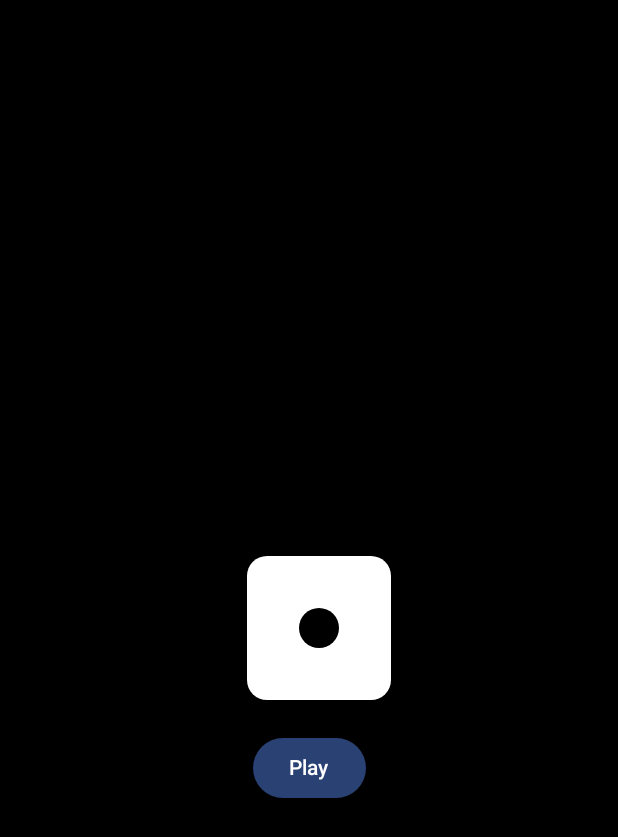
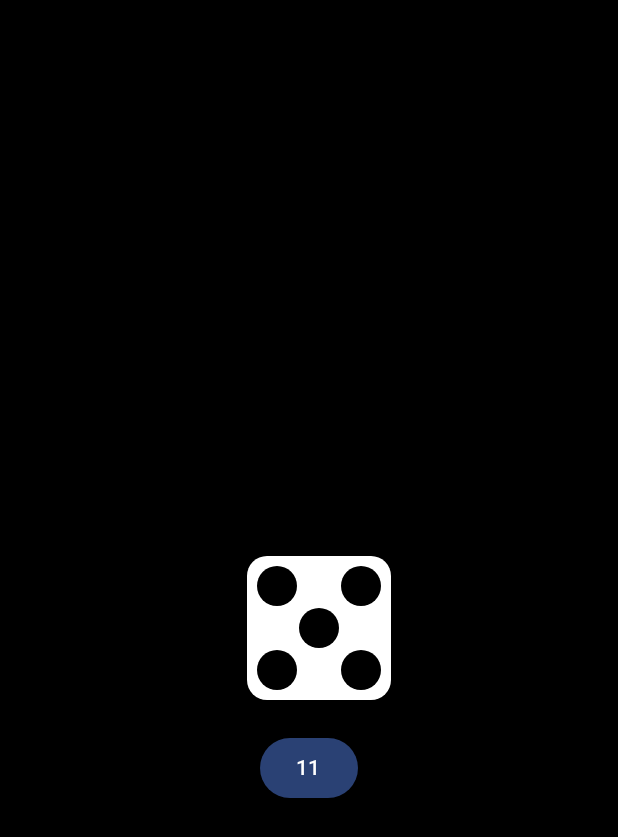
Before and after one commit to mgl-uhou/dice-game, an Android app built with Jetpack Compose: the screen it shows after launch (MainActivity), after a tap on "Play", on a phone screen of 412 x 824 dp. Shown: the top 837 px of the screen. Run offline under Robolectric (Android 15) with nearby library versions, the phone set to English and light mode, and no system bars; 1 statement that could not run was skipped.

Commit message:
featÃ: feat logic app and fix alignment

```diff
--- a/app/src/main/java/com/example/dicegame/MainActivity.kt
+++ b/app/src/main/java/com/example/dicegame/MainActivity.kt
@@ -21,6 +21,11 @@ import androidx.compose.ui.Modifier
 import androidx.compose.ui.geometry.Offset
 import androidx.compose.ui.geometry.Size
 import androidx.compose.foundation.Canvas
+import androidx.compose.runtime.LaunchedEffect
+import androidx.compose.runtime.getValue
+import androidx.compose.runtime.mutableStateOf
+import androidx.compose.runtime.remember
+import androidx.compose.runtime.setValue
 import androidx.compose.ui.geometry.CornerRadius
 import androidx.compose.ui.graphics.Color
 import androidx.compose.ui.graphics.drawscope.DrawScope
@@ -28,6 +33,7 @@ import androidx.compose.ui.tooling.preview.Preview
 import androidx.compose.ui.unit.Dp
 import androidx.compose.ui.unit.dp
 import com.example.dicegame.ui.theme.DiceGameTheme
+import kotlinx.coroutines.delay
 import kotlin.random.Random
 
 class MainActivity : ComponentActivity() {
@@ -143,7 +149,7 @@ fun DrawScope.bullet(number: Int) {
 fun Dice(number: Int, modifier: Modifier){
     Canvas(
         modifier = modifier
-            .size(96.dp, 96.dp)
+            .size(96.dp)
     ){
         drawRoundRect(
             Color.White,
@@ -157,19 +163,36 @@ fun Dice(number: Int, modifier: Modifier){
 
 @Composable
 fun App() {
+    var r by remember { mutableStateOf(0) }
+    var timer by remember { mutableStateOf(0) }
+
+    LaunchedEffect(key1 = timer) {
+        if (timer > 0) {
+            delay((500 * (1.0f / timer)).toLong())
+            r = Random.nextInt(1, 7)
+            timer -= 1
+        }
+    }
+
     Box(modifier = Modifier
         .fillMaxSize()
-        .background((Color.Black))
+        .background(Color.Black),
+        contentAlignment = Alignment.Center
     ) {
-        Dice(number = 1, modifier = Modifier.align(Alignment.Center))
+        Dice(number = r, modifier = Modifier)
 
        Button(
-           onClick = {  },
+           onClick = {
+               timer = 60
+           },
            modifier = Modifier
                .align(Alignment.Center)
                .offset(y = (100).dp)
            ) {
-           Text("Play")
+           if (timer > 0)
+               Text("$timer")
+           else
+               Text("Play")
        }
     }
 }
```
